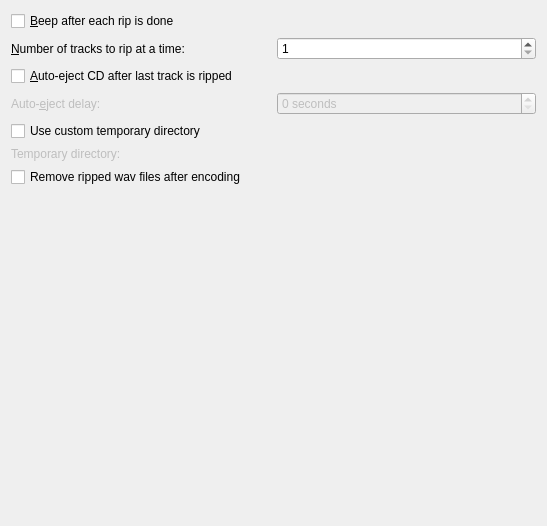
Above: ripconfig.ui from KDE/kaudiocreator before the change. Below: the same form after it.
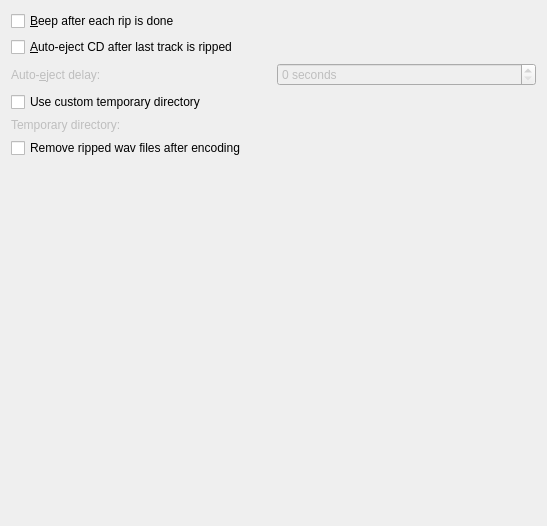
That is the form after the change. Custom widgets are drawn as their Qt base class.

What changed in the file:
```diff
--- a/ripconfig.ui
+++ b/ripconfig.ui
@@ -18,39 +18,6 @@
      </property>
     </widget>
    </item>
-   <item>
-    <layout class="QHBoxLayout">
-     <property name="spacing">
-      <number>6</number>
-     </property>
-     <property name="margin">
-      <number>0</number>
-     </property>
-     <item>
-      <widget class="QLabel" name="TextLabel14">
-       <property name="text">
-        <string>&amp;Number of tracks to rip at a time:</string>
-       </property>
-       <property name="wordWrap">
-        <bool>false</bool>
-       </property>
-       <property name="buddy">
-        <cstring>kcfg_maxWavFiles</cstring>
-       </property>
-      </widget>
-     </item>
-     <item>
-      <widget class="QSpinBox" name="kcfg_maxWavFiles">
-       <property name="minimum">
-        <number>1</number>
-       </property>
-       <property name="maximum">
-        <number>99999</number>
-       </property>
-      </widget>
-     </item>
-    </layout>
-   </item>
    <item>
     <widget class="QCheckBox" name="kcfg_autoEjectAfterRip">
      <property name="text">
```
Left out of the diff: 1 changed line with no effect on the pictures.
